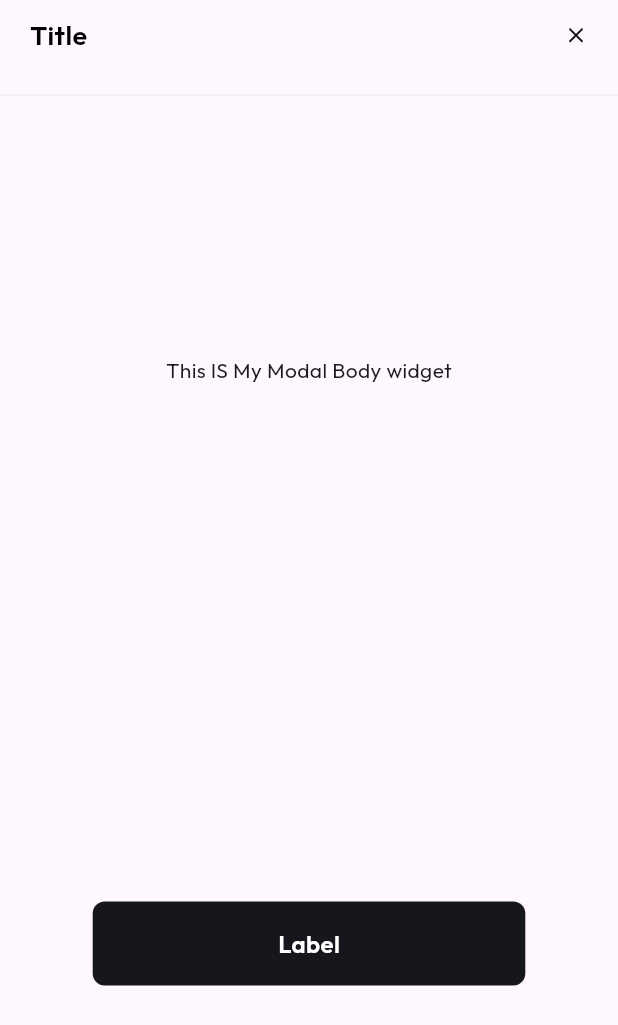
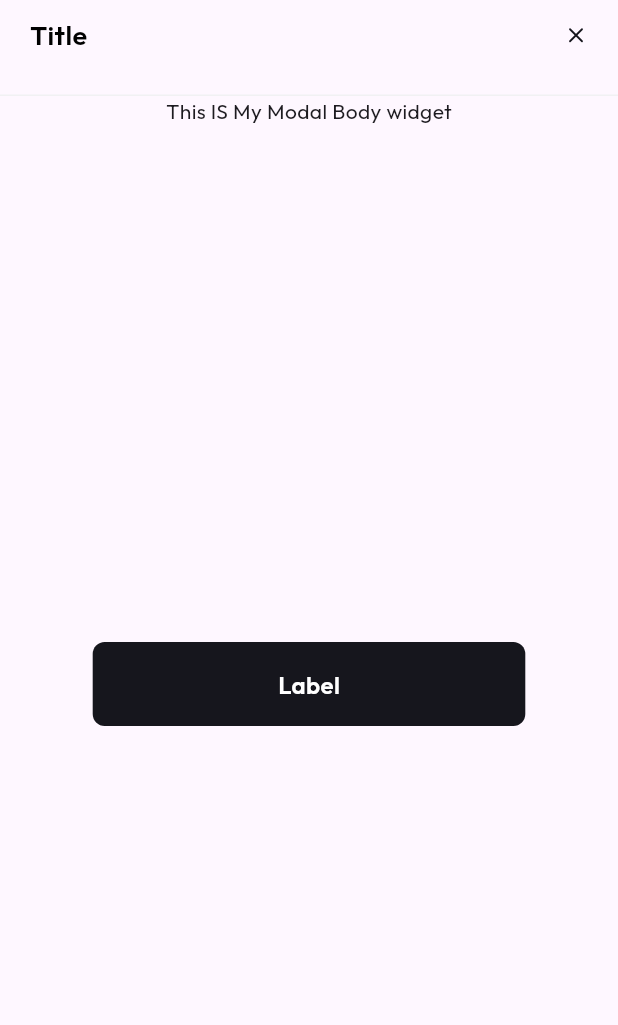
Before and after one commit to Tagaddod/Tagaddod-NewUi-Kit, a Flutter app: the AppModalDialog widget shown alone on an empty page, opened directly, on a phone screen of 412 x 824 dp. Shown: the top 1025 px of the screen. Run offline on Flutter 3.47's test engine with Material 3 defaults, Android fonts, the phone set to English and light mode, and no system bars; drawn by our look-alikes of auto_size_text, overlay_support; our stand-ins replace flutter_screenutil, flutter_svg, percent_indicator.

Commit message:
fix body widget in app dialog

```diff
--- a/lib/widgets/app_modal_dialog/app_modal_dialog.dart
+++ b/lib/widgets/app_modal_dialog/app_modal_dialog.dart
@@ -55,9 +55,7 @@ class AppModalDialog extends StatelessWidget {
             ),
           ),
           //body
-          Expanded(
-            child: bodyWidget ?? const SizedBox(),
-          ),
+          bodyWidget ?? const SizedBox(),
           SizedBox(height: spaceBetweenBodyAndFooter),
 
           //footer
```
